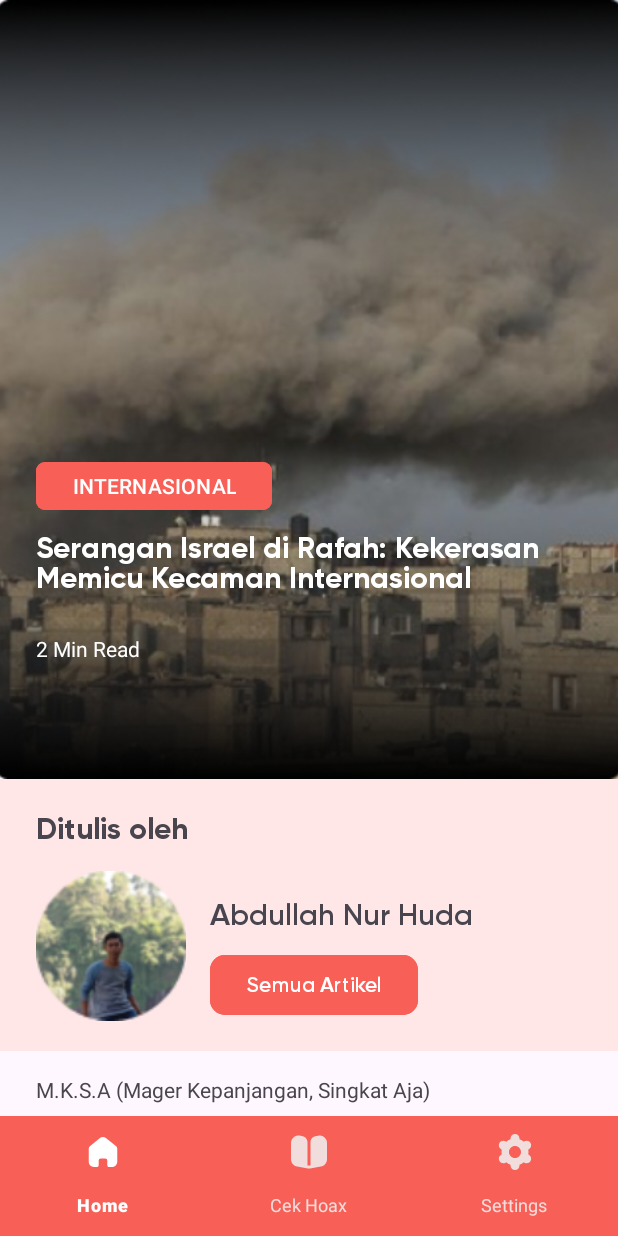
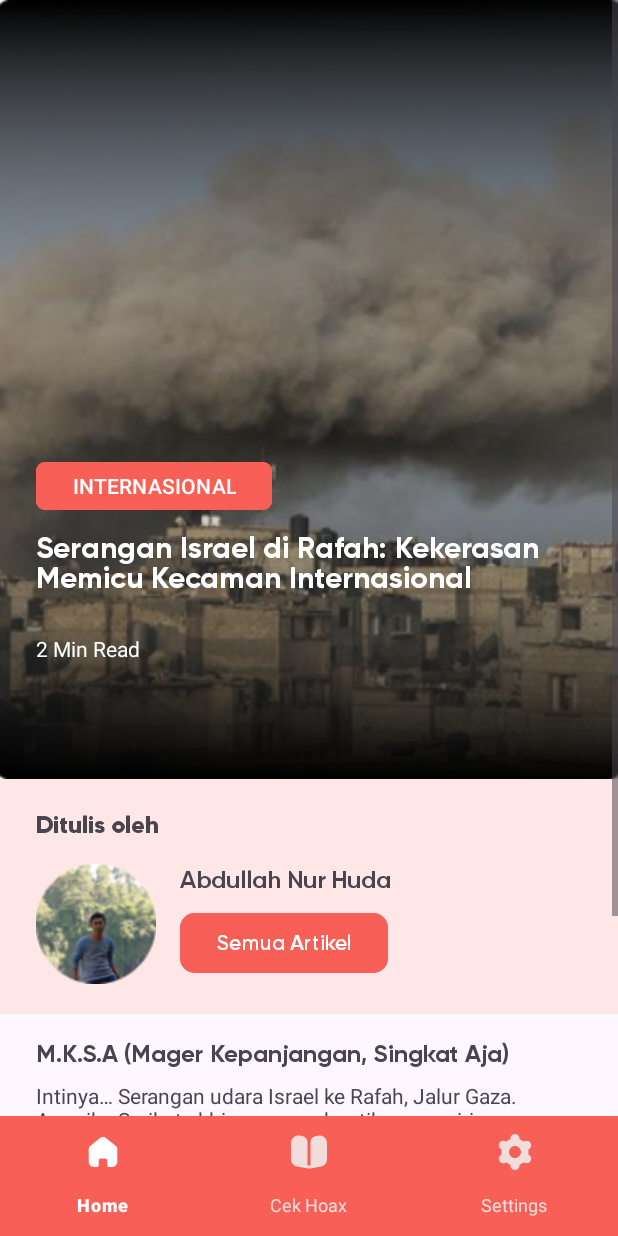
Before and after one commit to bangkit-pukulrata/mobile-apps, an Android app: the NewsDetailFragment screen opened through its navigation route, on a phone screen of 412 x 824 dp. Run offline under Robolectric (Android 15) with nearby library versions, the phone set to English and light mode, and no system bars; our stand-ins replace navigation-ui; libraries missing offline, so code that uses them is left out: org.tensorflow.lite.

Commit message:
feat: add all news fragment and finish news detail fragment

```diff
--- a/app/src/main/java/com/dicoding/pukulenamcapstone/HomeFragment.kt
+++ b/app/src/main/java/com/dicoding/pukulenamcapstone/HomeFragment.kt
@@ -7,6 +7,8 @@ import android.view.LayoutInflater
 import android.view.View
 import android.view.ViewGroup
 import android.widget.Button
+import android.widget.TextView
+import androidx.navigation.Navigation
 import kotlinx.coroutines.CoroutineScope
 import kotlinx.coroutines.Dispatchers
 import kotlinx.coroutines.launch
@@ -29,16 +31,20 @@ class HomeFragment : Fragment() {
         savedInstanceState: Bundle?
     ): View? {
         val view = inflater.inflate(R.layout.fragment_home, container, false)
-
-
         return view
     }
 
     override fun onViewCreated(view: View, savedInstanceState: Bundle?) {
         super.onViewCreated(view, savedInstanceState)
 
+        val button = view.findViewById<TextView>(R.id.textView16)
+        button.setOnClickListener {
+            Navigation.findNavController(it).navigate(R.id.action_homeFragment_to_newsDetailFragment)
+        }
 
+        val button2 = view.findViewById<Button>(R.id.button2)
+        button2.setOnClickListener {
+            Navigation.findNavController(it).navigate(R.id.action_homeFragment_to_allNewsFragment)
+        }
     }
-
-
 }
--- a/app/src/main/res/layout/fragment_news_detail.xml
+++ b/app/src/main/res/layout/fragment_news_detail.xml
@@ -1,12 +1,24 @@
 <?xml version="1.0" encoding="utf-8"?>
-<androidx.constraintlayout.widget.ConstraintLayout xmlns:android="http://schemas.android.com/apk/res/android"
+<ScrollView xmlns:android="http://schemas.android.com/apk/res/android"
     xmlns:app="http://schemas.android.com/apk/res-auto"
     xmlns:tools="http://schemas.android.com/tools"
     android:layout_width="match_parent"
     android:layout_height="match_parent"
+    tools:context=".NewsDetailFragment">
+
+    <LinearLayout
+        android:layout_width="match_parent"
+        android:layout_height="match_parent"
+        android:orientation="vertical"
+        android:paddingBottom="100dp"
+        tools:layout_editor_absoluteY="152dp">
+
+        <androidx.constraintlayout.widget.ConstraintLayout
+            android:layout_width="match_parent"
+            android:layout_height="match_parent"
             android:backgroundTint="@color/primary_orange"
-    android:padding="0dp"
-    tools:context=".NewsDetailFragment">
+            android:padding="0dp">
+
 
             <ImageView
                 android:id="@+id/imageView10"
@@ -88,16 +100,16 @@
                     android:layout_width="wrap_content"
                     android:layout_height="wrap_content"
                     android:layout_marginStart="24dp"
-            android:fontFamily="@font/gilroy_bold"
+                    android:fontFamily="@font/gilroy_extrabold"
                     android:text="Ditulis oleh"
-            android:textSize="20sp"
+                    android:textSize="16sp"
                     app:layout_constraintStart_toStartOf="parent"
                     app:layout_constraintTop_toTopOf="parent" />
 
                 <ImageView
                     android:id="@+id/imageView13"
-            android:layout_width="100dp"
-            android:layout_height="100dp"
+                    android:layout_width="80dp"
+                    android:layout_height="80dp"
                     android:layout_marginStart="24dp"
                     android:layout_marginTop="16dp"
                     android:src="@drawable/penulis"
@@ -110,10 +122,9 @@
                     android:layout_width="wrap_content"
                     android:layout_height="wrap_content"
                     android:layout_marginStart="16dp"
-            android:layout_marginTop="16dp"
                     android:fontFamily="@font/gilroy_semibold"
                     android:text="Abdullah Nur Huda"
-            android:textSize="20sp"
+                    android:textSize="16sp"
                     app:layout_constraintStart_toEndOf="@+id/imageView13"
                     app:layout_constraintTop_toTopOf="@+id/imageView13" />
 
@@ -122,13 +133,14 @@
                     android:layout_width="wrap_content"
                     android:layout_height="wrap_content"
                     android:layout_marginStart="16dp"
+                    android:layout_marginTop="8dp"
                     android:backgroundTint="@color/primary_orange"
                     android:fontFamily="@font/gilroy_semibold"
                     android:text="Semua Artikel"
                     android:textSize="14sp"
                     app:cornerRadius="10dp"
-            app:layout_constraintBottom_toBottomOf="@+id/imageView13"
-            app:layout_constraintStart_toEndOf="@+id/imageView13" />
+                    app:layout_constraintStart_toEndOf="@+id/imageView13"
+                    app:layout_constraintTop_toBottomOf="@+id/textView31" />
 
             </androidx.constraintlayout.widget.ConstraintLayout>
 
@@ -138,8 +150,26 @@
                 android:layout_height="wrap_content"
                 android:layout_marginStart="24dp"
                 android:layout_marginTop="16dp"
+                android:fontFamily="@font/gilroy_bold"
                 android:text="M.K.S.A (Mager Kepanjangan, Singkat Aja)"
+                android:textSize="16sp"
                 app:layout_constraintStart_toStartOf="parent"
                 app:layout_constraintTop_toBottomOf="@+id/constraintLayout9" />
 
+            <TextView
+                android:id="@+id/textView39"
+                android:layout_width="0dp"
+                android:layout_height="wrap_content"
+                android:layout_marginStart="24dp"
+                android:layout_marginTop="8dp"
+                android:layout_marginEnd="24dp"
+                android:gravity="fill_horizontal"
+                android:text="Intinya… Serangan udara Israel ke Rafah, Jalur Gaza. Amerika Serikat akhirnya menghentikan pengiriman bom ke Israel. Indonesia mengecam tindakan militer dan menuntut gencatan senjata permanen. Dampaknya kerusakan infrastruktur, korban jiwa, dan ketegangan di Timur Tengah.   Serangan udara yang dilancarkan oleh Israel ke kota Rafah, Jalur Gaza, telah memicu kecaman dari berbagai pihak internasional. Kementerian Luar Negeri Indonesia termasuk yang pertama kali mengecam tindakan militer tersebut, menuntut Perserikatan Bangsa-Bangsa untuk mengambil tindakan tegas guna menghentikan kekerasan yang berpotensi meluas.   Menurut laporan terbaru, serangan yang dimulai sejak Senin (6/5/2024) ini telah menyebabkan kerusakan signifikan pada infrastruktur sipil dan menimbulkan korban jiwa. Tank-tank Israel terlihat mendekati perbatasan Rafah, hanya berjarak 200 meter dari Mesir, menandakan kemungkinan eskalasi lebih lanjut."
+                app:layout_constraintEnd_toEndOf="parent"
+                app:layout_constraintStart_toStartOf="parent"
+                app:layout_constraintTop_toBottomOf="@+id/textView32" />
+
         </androidx.constraintlayout.widget.ConstraintLayout>
+
+    </LinearLayout>
+</ScrollView>
--- a/app/src/main/res/navigation/my_nav.xml
+++ b/app/src/main/res/navigation/my_nav.xml
@@ -15,6 +15,12 @@
             app:popUpTo="@id/homeFragment"
             app:popUpToInclusive="true"
             app:destination="@id/newsDetailFragment" />
+        <action
+            android:id="@+id/action_homeFragment_to_allNewsFragment"
+            app:destination="@id/allNewsFragment"
+            app:popUpTo="@id/homeFragment"
+            app:popUpToInclusive="true"
+            />
     </fragment>
     <fragment
         android:id="@+id/hoaxFragment"
@@ -47,4 +53,13 @@
         android:name="com.dicoding.pukulenamcapstone.NewsDetailFragment"
         android:label="fragment_news_detail"
         tools:layout="@layout/fragment_news_detail" />
+    <fragment
+        android:id="@+id/allNewsFragment"
+        android:name="com.dicoding.pukulenamcapstone.AllNewsFragment"
+        android:label="fragment_all_news"
+        tools:layout="@layout/fragment_all_news" >
+        <action
+            android:id="@+id/action_allNewsFragment_to_homeFragment"
+            app:destination="@id/homeFragment" />
+    </fragment>
 </navigation>
```
Also changed, not shown: app/src/main/java/com/dicoding/pukulenamcapstone/AllNewsFragment.kt (added, +64 -0 lines), app/src/main/res/layout/fragment_all_news.xml (added, +191 -0 lines). Lines whose indentation alone changed are shown as unchanged.
